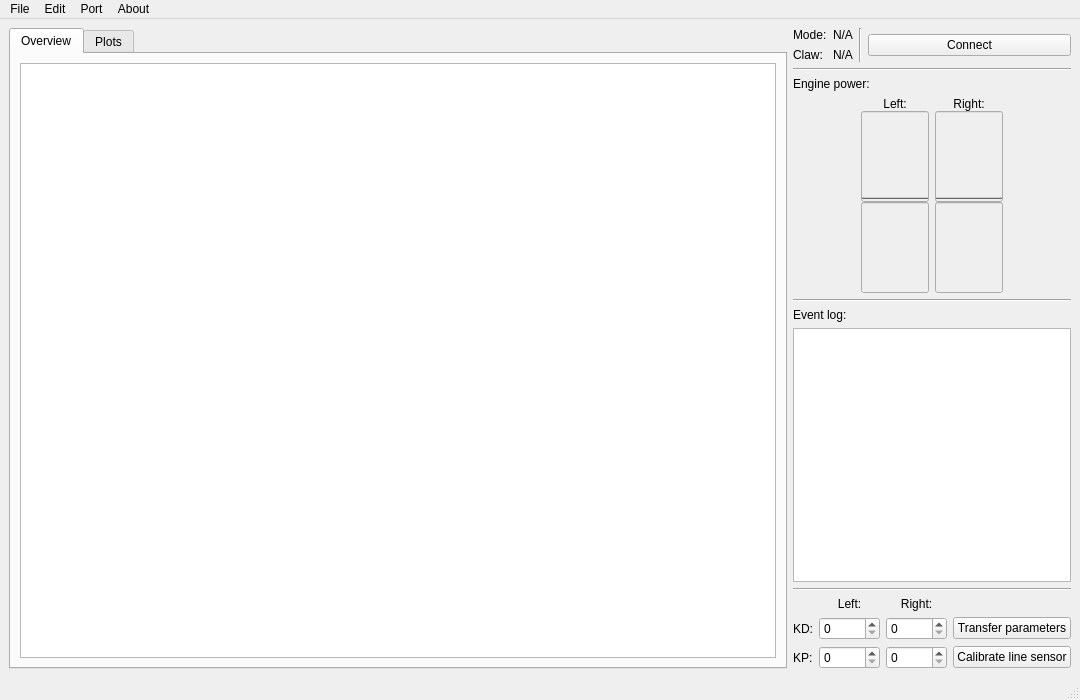
The window that forms/mainwindow.ui (Flooten/mazetercontrol) describes before a commit, drawn with Qt 5.
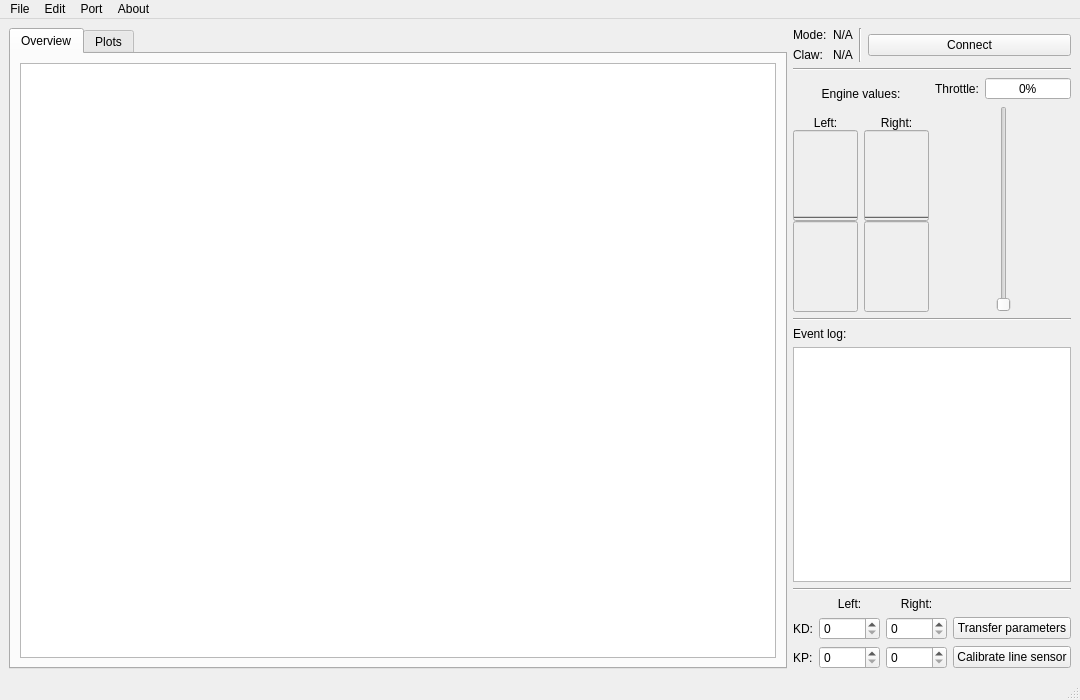
The same window after the commit. The open tabs and pages were chosen to show the change. Icons and pictures are not drawn.

Commit message: Throttle widget and calibrate countdown added. No longer stopping when releasing left/right arrow key while pressing up/down.

Patch:
```diff
--- a/forms/mainwindow.ui
+++ b/forms/mainwindow.ui
@@ -53,7 +53,7 @@
    <enum>QTabWidget::Rounded</enum>
   </property>
   <widget class="QWidget" name="centralwidget">
-   <layout class="QHBoxLayout" name="horizontalLayout">
+   <layout class="QHBoxLayout" name="horizontalLayout_9">
     <item>
      <widget class="QTabWidget" name="tabWidget">
       <property name="sizePolicy">
@@ -281,7 +281,7 @@
      </widget>
     </item>
     <item>
-     <layout class="QVBoxLayout" name="verticalLayout">
+     <layout class="QVBoxLayout" name="verticalLayout_8">
       <item>
        <layout class="QHBoxLayout" name="horizontalLayout_4">
         <property name="spacing">
@@ -362,27 +362,21 @@
        </widget>
       </item>
       <item>
+       <layout class="QHBoxLayout" name="horizontalLayout_5">
+        <item>
+         <layout class="QVBoxLayout" name="verticalLayout_4">
+          <item>
        <widget class="QLabel" name="label_6">
         <property name="text">
-         <string>Engine power:</string>
+             <string>Engine values:</string>
+            </property>
+            <property name="alignment">
+             <set>Qt::AlignCenter</set>
         </property>
        </widget>
       </item>
       <item>
-       <layout class="QHBoxLayout" name="horizontalLayout_3">
-        <item>
-         <spacer name="horizontalSpacer">
-          <property name="orientation">
-           <enum>Qt::Horizontal</enum>
-          </property>
-          <property name="sizeHint" stdset="0">
-           <size>
-            <width>40</width>
-            <height>20</height>
-           </size>
-          </property>
-         </spacer>
-        </item>
+           <layout class="QHBoxLayout" name="horizontalLayout_2">
         <item>
          <layout class="QVBoxLayout" name="verticalLayout_2">
           <property name="spacing">
@@ -535,6 +529,70 @@
           </item>
          </layout>
         </item>
+           </layout>
+          </item>
+         </layout>
+        </item>
+        <item>
+         <layout class="QVBoxLayout" name="verticalLayout">
+          <item>
+           <layout class="QHBoxLayout" name="horizontalLayout">
+            <item>
+             <widget class="QLabel" name="label_4">
+              <property name="text">
+               <string>Throttle:</string>
+              </property>
+              <property name="alignment">
+               <set>Qt::AlignCenter</set>
+              </property>
+             </widget>
+            </item>
+            <item>
+             <widget class="QSpinBox" name="spinBox_throttle">
+              <property name="sizePolicy">
+               <sizepolicy hsizetype="Minimum" vsizetype="Fixed">
+                <horstretch>1</horstretch>
+                <verstretch>0</verstretch>
+               </sizepolicy>
+              </property>
+              <property name="alignment">
+               <set>Qt::AlignCenter</set>
+              </property>
+              <property name="buttonSymbols">
+               <enum>QAbstractSpinBox::NoButtons</enum>
+              </property>
+              <property name="suffix">
+               <string>%</string>
+              </property>
+              <property name="maximum">
+               <number>100</number>
+              </property>
+             </widget>
+            </item>
+           </layout>
+          </item>
+          <item>
+           <layout class="QHBoxLayout" name="horizontalLayout_3">
+            <item>
+             <spacer name="horizontalSpacer">
+              <property name="orientation">
+               <enum>Qt::Horizontal</enum>
+              </property>
+              <property name="sizeHint" stdset="0">
+               <size>
+                <width>50</width>
+                <height>20</height>
+               </size>
+              </property>
+             </spacer>
+            </item>
+            <item>
+             <widget class="QSlider" name="verticalSlider_throttle">
+              <property name="orientation">
+               <enum>Qt::Vertical</enum>
+              </property>
+             </widget>
+            </item>
         <item>
          <spacer name="horizontalSpacer_2">
           <property name="orientation">
@@ -550,6 +608,10 @@
         </item>
        </layout>
       </item>
+         </layout>
+        </item>
+       </layout>
+      </item>
       <item>
        <widget class="Line" name="line">
         <property name="orientation">
```
Left out of the diff: 21 changed lines with no effect on the pictures. Lines whose indentation alone changed are shown as unchanged. The commit also changes 6 other files.
